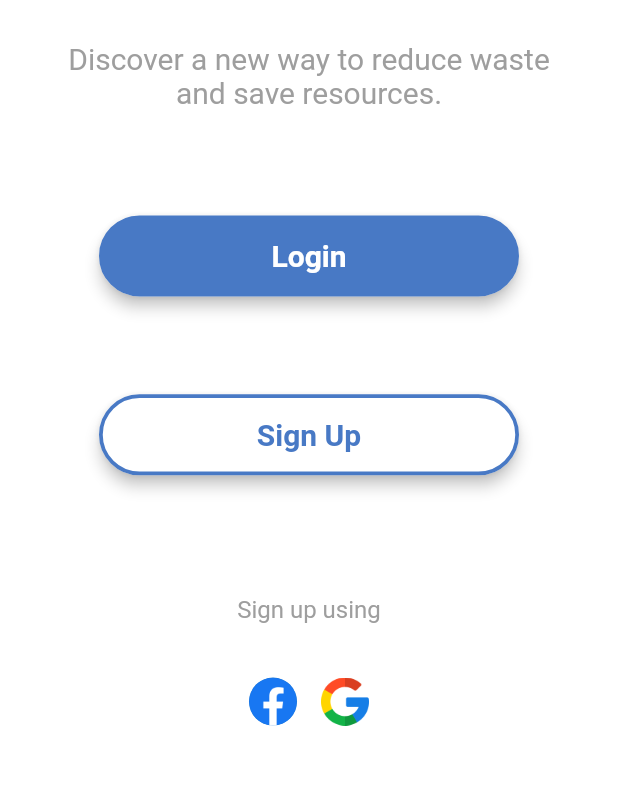
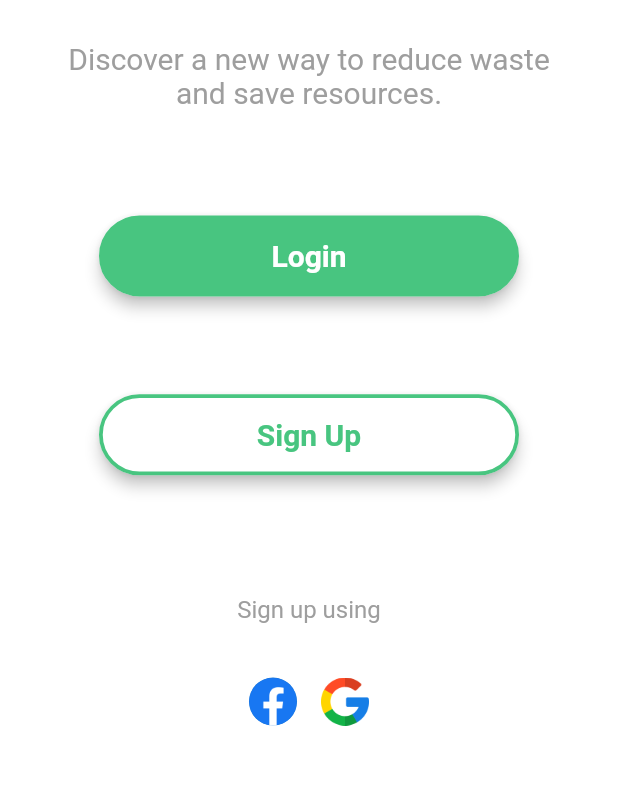
Before and after one commit to cloudsoftwareoff/reefood, a Flutter app: the screen it shows after launch, on a phone screen of 412 x 824 dp, the part 397-1182 px from its top. Run offline on Flutter 3.47's test engine with Material 2 defaults, Android fonts, the phone set to English and light mode, and no system bars; our stand-ins replace firebase_auth, firebase_core, rflutter_alert; accounts and stored records are empty.

Commit message:
v0.3alpha

```diff
--- a/lib/constants.dart
+++ b/lib/constants.dart
@@ -1,7 +1,7 @@
 import 'package:flutter/material.dart';
 
 const Color kBackgroundColor = Color(0xFFD4DEF7);
-const Color kTextColor = Color(0xFF4879C5);
+const Color kTextColor = Color.fromARGB(255, 72, 197, 128);
 const InputDecoration kTextInputDecoration = InputDecoration(
   border: InputBorder.none,
   hintText: '',
```
